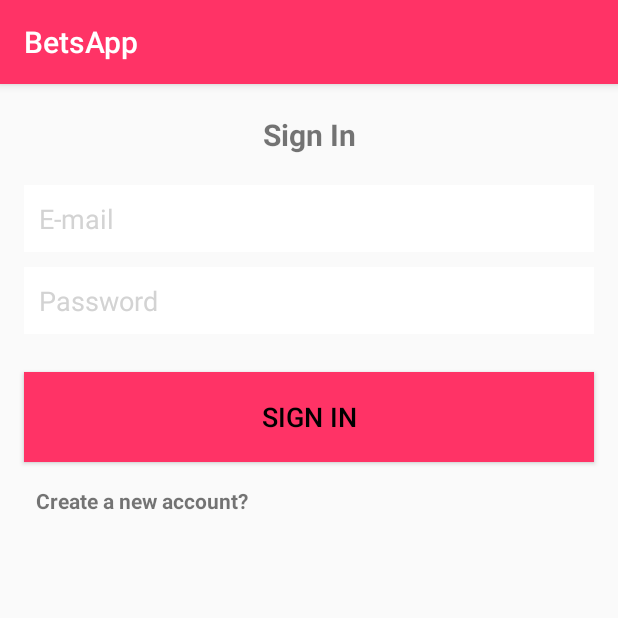
After one commit to HanaDev1/BetsApp, an Android app: the SignInActivity screen opened directly, with no data from a screen before it, on a phone screen of 412 x 824 dp, the top half of it. The commit adds this screen. Run offline under Robolectric (Android 15) with nearby library versions, the phone set to English and light mode, and no system bars; our stand-ins replace Firebase (no records; nobody signed in at launch, a user with empty details on screens opened directly).

Commit message:
User Logn In

```diff
--- a/app/src/main/AndroidManifest.xml
+++ b/app/src/main/AndroidManifest.xml
@@ -17,6 +17,7 @@
             </intent-filter>
         </activity>
         <activity android:name=".MainActivity" />
+        <activity android:name=".SignInActivity"></activity>
     </application>
 
 </manifest>
--- /dev/null
+++ b/app/src/main/java/com/example/hanaalalawi/betsapp/SignInActivity.java
@@ -0,0 +1,84 @@
+package com.example.hanaalalawi.betsapp;
+
+import android.content.Intent;
+import android.support.annotation.NonNull;
+import android.support.v7.app.AppCompatActivity;
+import android.os.Bundle;
+import android.text.TextUtils;
+import android.view.View;
+import android.widget.Button;
+import android.widget.EditText;
+import android.widget.TextView;
+import android.widget.Toast;
+
+import com.google.android.gms.tasks.OnCompleteListener;
+import com.google.android.gms.tasks.Task;
+import com.google.firebase.auth.AuthResult;
+import com.google.firebase.auth.FirebaseAuth;
+import com.google.firebase.database.DatabaseReference;
+import com.google.firebase.database.FirebaseDatabase;
+
+public class SignInActivity extends AppCompatActivity {
+    TextView toSignUp;
+    EditText userEmailInput, userPassInput;
+    String userEmail, userPassword;
+    FirebaseAuth mAuth;
+    Button signInBtn;
+
+    @Override
+    protected void onCreate(Bundle savedInstanceState) {
+        super.onCreate(savedInstanceState);
+        setContentView(R.layout.activity_sign_in);
+
+        toSignUp = (TextView) findViewById(R.id.toSignUpPage);
+        userEmailInput = (EditText) findViewById(R.id.userEmailInput);
+        userPassInput = (EditText) findViewById(R.id.userPassInput);
+        signInBtn = (Button) findViewById(R.id.userSignInBtn);
+
+        toSignUp.setOnClickListener(new View.OnClickListener() {
+            @Override
+            public void onClick(View v) {
+                startActivity( new Intent(SignInActivity.this,UserSignUpActivity.class));
+            }
+        });
+
+        userEmail = userEmailInput.getText().toString().trim();
+        userPassword = userPassInput.getText().toString().trim();
+
+        mAuth = FirebaseAuth.getInstance();
+        signInBtn.setOnClickListener(new View.OnClickListener() {
+            @Override
+            public void onClick(View v) {
+                signIn();
+            }
+        });
+
+    }
+
+    public void signIn(){
+
+        if (TextUtils.isEmpty(userEmail)){
+            userEmailInput.setError("Enter your email");
+            userEmailInput.requestFocus();
+        }
+        if(TextUtils.isEmpty(userPassword)){
+            userPassInput.setError("Enter password");
+            userPassInput.requestFocus();
+        }
+        mAuth.signInWithEmailAndPassword(userEmail,userPassword).addOnCompleteListener(new OnCompleteListener<AuthResult>() {
+            @Override
+            public void onComplete(@NonNull Task<AuthResult> task) {
+                if(!task.isSuccessful()){
+                    Toast.makeText(getApplicationContext(),"Please check your email or password",Toast.LENGTH_LONG);
+                }else{
+                    //
+                    Intent toHomePage = new Intent(SignInActivity.this,MainActivity.class);
+                    Bundle bundle = new Bundle();
+                    bundle.putString("user_email", userEmail);
+                    toHomePage.putExtras(bundle);
+                    startActivity(toHomePage);
+                }
+            }
+        });
+    }
+}
--- a/app/src/main/java/com/example/hanaalalawi/betsapp/UserSignUpActivity.java
+++ b/app/src/main/java/com/example/hanaalalawi/betsapp/UserSignUpActivity.java
@@ -46,7 +46,12 @@ public class UserSignUpActivity extends AppCompatActivity {
         toSignInPage = (TextView) findViewById(R.id.toSignInPage);
         signUpBtn = (Button) findViewById(R.id.userSignUp);
 
-
+        toSignInPage.setOnClickListener(new View.OnClickListener() {
+            @Override
+            public void onClick(View v) {
+                startActivity( new Intent(UserSignUpActivity.this,SignInActivity.class));
+            }
+        });
 
         auth = FirebaseAuth.getInstance();
 
--- /dev/null
+++ b/app/src/main/res/layout/activity_sign_in.xml
@@ -0,0 +1,53 @@
+<?xml version="1.0" encoding="utf-8"?>
+<LinearLayout xmlns:android="http://schemas.android.com/apk/res/android"
+    xmlns:tools="http://schemas.android.com/tools"
+    android:layout_width="match_parent"
+    android:layout_height="match_parent"
+    android:orientation="vertical"
+    tools:context=".SignInActivity"
+    >
+
+    <TextView
+        android:layout_width="match_parent"
+        android:layout_height="wrap_content"
+        android:layout_marginTop="20dp"
+        android:gravity="center"
+        android:text="Sign In"
+        android:textSize="20sp"
+        android:textStyle="bold" />
+
+    <EditText
+        android:id="@+id/userEmailInput"
+        style="@style/editTextStyle"
+        android:layout_width="match_parent"
+        android:layout_height="wrap_content"
+        android:hint="E-mail"
+        android:layout_marginTop="20dp"/>
+
+    <EditText
+        android:id="@+id/userPassInput"
+        style="@style/editTextStyle"
+        android:layout_width="match_parent"
+        android:layout_height="wrap_content"
+        android:hint="Password"
+        android:inputType="textPassword" />
+
+    <Button
+        android:id="@+id/userSignInBtn"
+        style="@style/editTextStyle"
+        android:layout_width="match_parent"
+        android:layout_height="wrap_content"
+        android:layout_marginTop="25dp"
+        android:background="@drawable/button_style"
+        android:text="Sign In" />
+
+    <TextView
+        android:id="@+id/toSignUpPage"
+        android:layout_width="match_parent"
+        android:layout_height="wrap_content"
+        android:layout_gravity="center_horizontal"
+        android:layout_marginLeft="16dp"
+        android:layout_marginTop="16dp"
+        android:text="Create a new account?"
+        android:textStyle="bold" />
+</LinearLayout>
```
